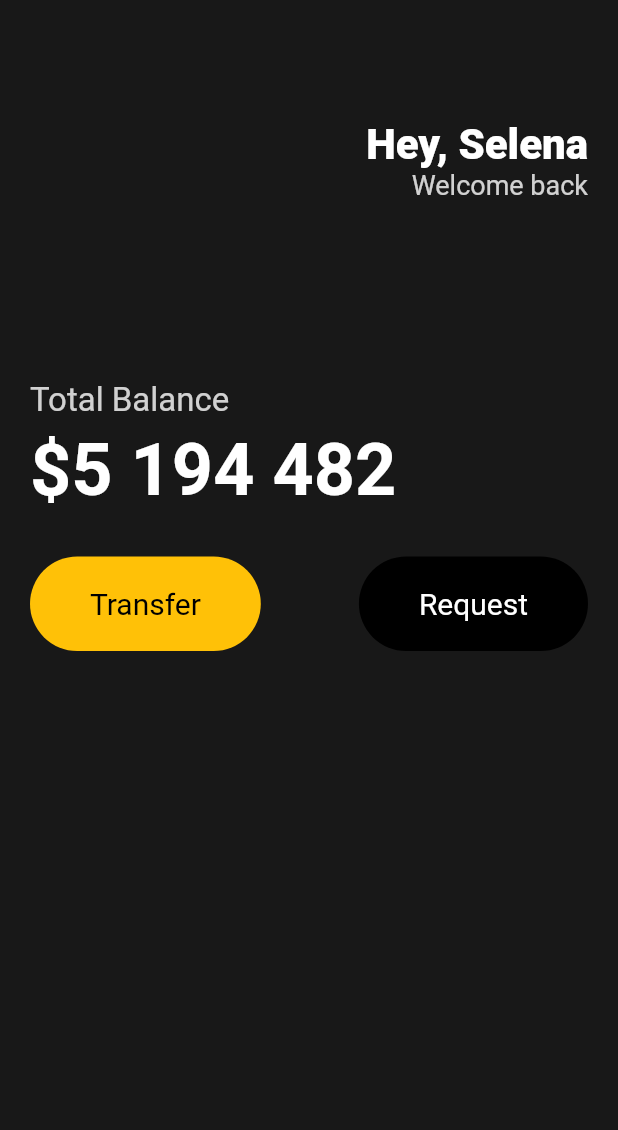
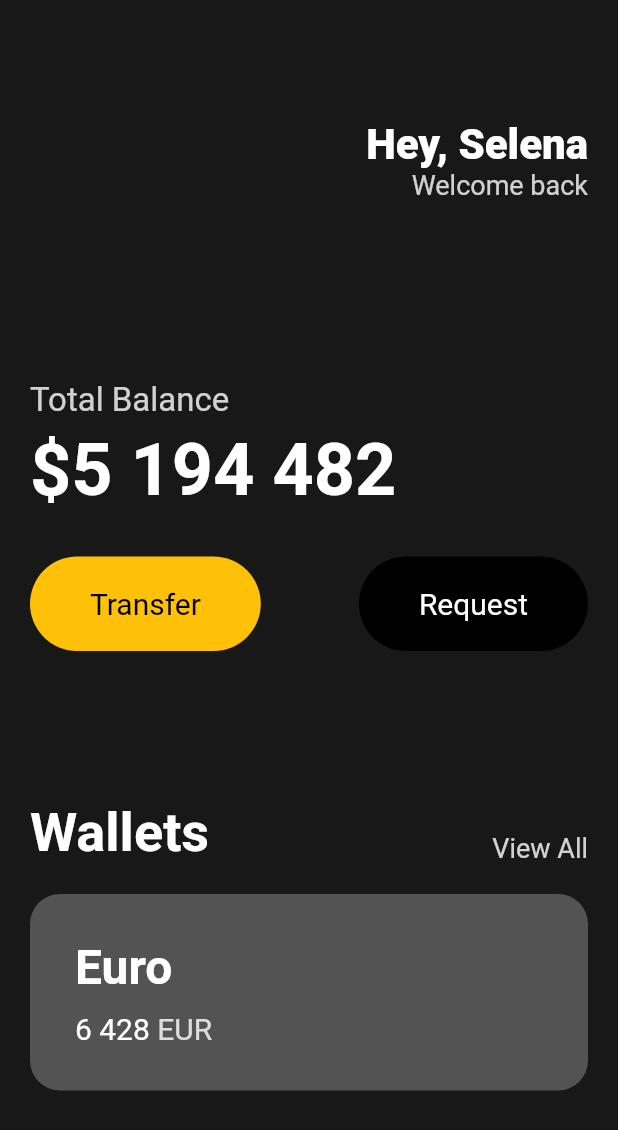
Before and after one commit to bigwave-cho/flutter-basic, a Flutter app: the screen it shows after launch, on a phone screen of 412 x 824 dp. Shown: the top 1130 px of the screen. Run offline on Flutter 3.47's test engine with Material 2 defaults, Android fonts, the phone set to English and light mode, and no system bars.

Commit message:
Cards : 기본  스타일링

```diff
--- a/lib/main.dart
+++ b/lib/main.dart
@@ -82,6 +82,81 @@ class App extends StatelessWidget {
                       bgColor: Colors.black,
                       textColor: Colors.white),
                 ],
+              ),
+              const SizedBox(
+                height: 100,
+              ),
+              Row(
+                mainAxisAlignment: MainAxisAlignment.spaceBetween,
+                crossAxisAlignment: CrossAxisAlignment.end,
+                children: [
+                  const Text(
+                    'Wallets',
+                    style: TextStyle(
+                      color: Colors.white,
+                      fontSize: 36,
+                      fontWeight: FontWeight.w600,
+                    ),
+                  ),
+                  Text(
+                    'View All',
+                    style: TextStyle(
+                      color: Colors.white.withOpacity(0.8),
+                      fontSize: 18,
+                    ),
+                  ),
+                ],
+              ),
+              const SizedBox(
+                height: 20,
+              ),
+              Container(
+                decoration: BoxDecoration(
+                    color: const Color.fromARGB(255, 84, 83, 83),
+                    borderRadius: BorderRadius.circular(20)),
+                child: Padding(
+                  padding: const EdgeInsets.all(30),
+                  child: Row(
+                    children: [
+                      Column(
+                        crossAxisAlignment: CrossAxisAlignment.start,
+                        children: [
+                          const Text(
+                            'Euro',
+                            style: TextStyle(
+                                color: Colors.white,
+                                fontSize: 32,
+                                fontWeight: FontWeight.w600),
+                          ),
+                          const SizedBox(
+                            height: 10,
+                          ),
+                          Row(
+                            children: [
+                              const Text(
+                                '6 428',
+                                style: TextStyle(
+                                  color: Colors.white,
+                                  fontSize: 20,
+                                ),
+                              ),
+                              const SizedBox(
+                                width: 5,
+                              ),
+                              Text(
+                                'EUR',
+                                style: TextStyle(
+                                  color: Colors.white.withOpacity(0.8),
+                                  fontSize: 20,
+                                ),
+                              ),
+                            ],
+                          )
+                        ],
+                      )
+                    ],
+                  ),
+                ),
               )
             ],
           ),
```
